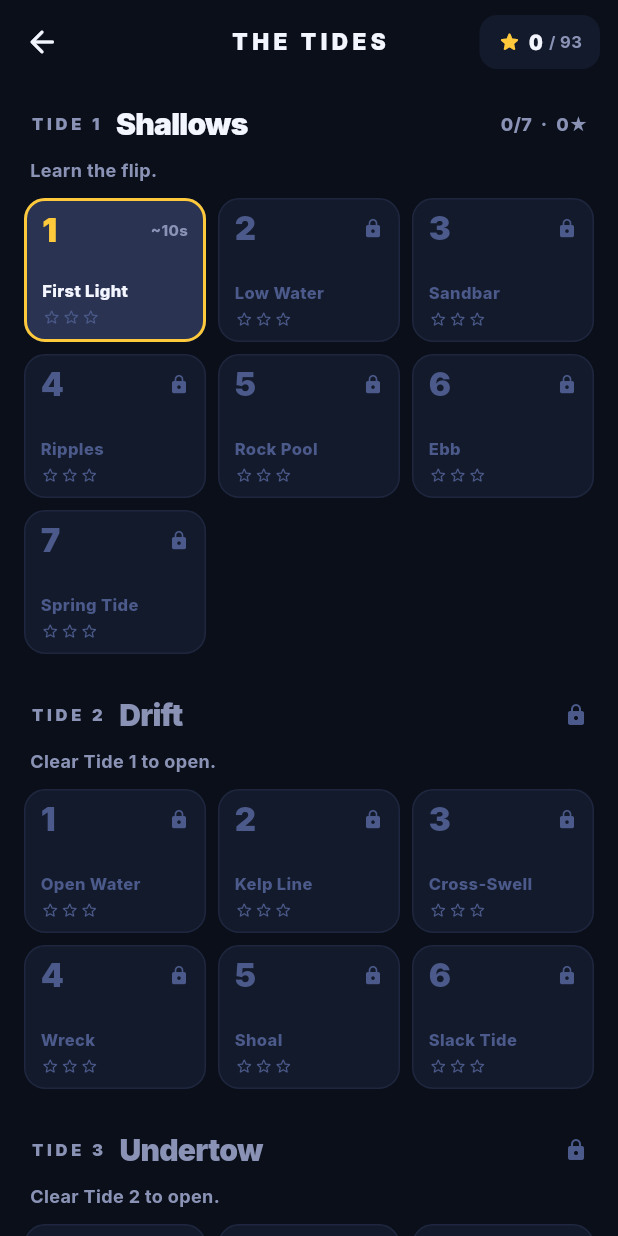
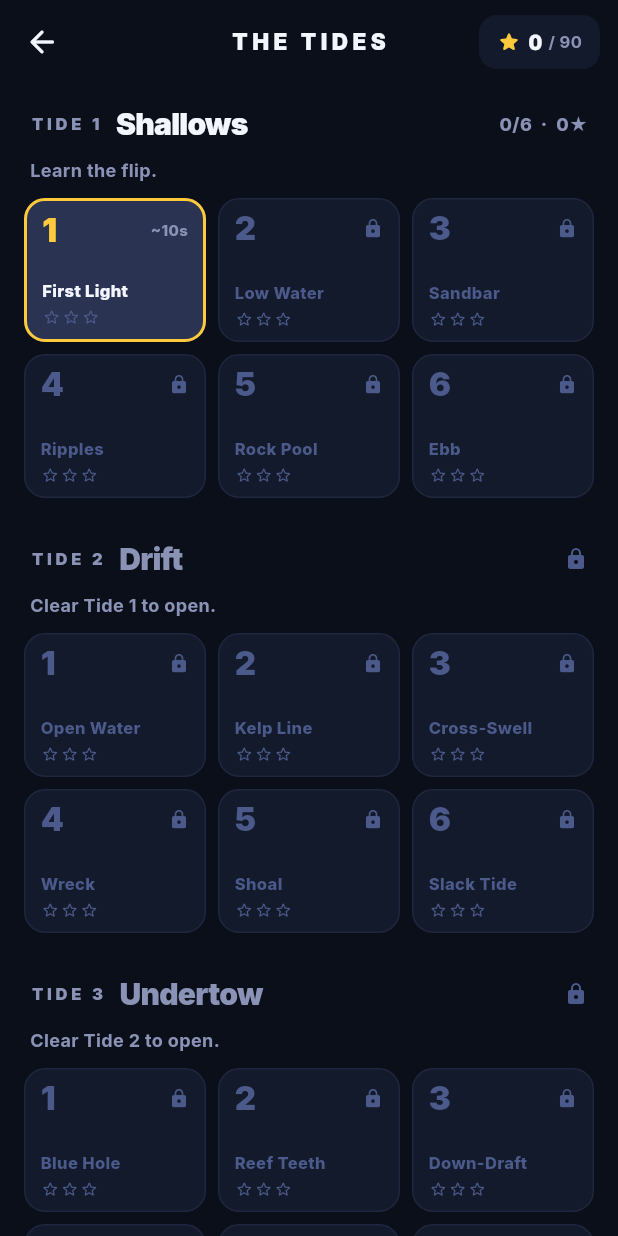
Before and after one commit to tapiwamakandigona/fliptide-ci, a Flutter app: the TidesScreen screen opened directly, on a phone screen of 412 x 824 dp. Run offline on Flutter 3.47's test engine with Material 3 defaults, Android fonts, the phone set to English and light mode, and no system bars; our stand-ins replace audioplayers, google_mobile_ads, in_app_purchase, share_plus, shared_preferences, web; missing offline and left inert: dart:js_interop, flame; accounts and stored records are empty.

Commit message:
Gravity pads: keep mechanic+rendering+tests, defer the authored campaign level
Reverts the t1l7 'Spring Tide' campaign addition: the campaign is a locked
5x6=30 grid with a strings catalog (campaign_test, frontdoor parity) and the
authored recordRevision is pinned to 1, so a new/edited authored level cannot
land without weakening those invariants or mis-replaying old ghosts. Shipping a
pad course is deferred to an owner product decision. The mechanic, surface-
correct physics, in-game rendering and the full headless test suite remain.

Co-authored-by: Viktor (automated agent) <agent@viktor.example>

```diff
--- a/lib/sim/campaign.dart
+++ b/lib/sim/campaign.dart
@@ -90,7 +90,7 @@ final List<Tide> kTides = [
     tagline: 'Learn the flip.',
     levels: _tide(
       1,
-      ['First Light', 'Low Water', 'Sandbar', 'Ripples', 'Rock Pool', 'Ebb', 'Spring Tide'],
+      ['First Light', 'Low Water', 'Sandbar', 'Ripples', 'Rock Pool', 'Ebb'],
       [
         _spec(1001, columns: 60, speed: 6.5, maxTier: 1, weights: _w1),
         _spec(1002, columns: 70, speed: 6.5, maxTier: 1, weights: _w1),
@@ -98,7 +98,6 @@ final List<Tide> kTides = [
         _spec(1004, columns: 90, speed: 7.0, maxTier: 1, weights: _w1),
         _spec(1005, columns: 100, speed: 7.5, maxTier: 1, weights: _w1),
         _spec(1006, columns: 110, speed: 7.5, maxTier: 2, weights: {1: 4, 2: 1}),
-        _spec(1007, columns: 110, speed: 6.5, maxTier: 1, weights: _w1),
       ],
     ),
   ),
```
Also changed, not shown: lib/sim/shallows.dart (+0 -24 lines), 1 other file.
